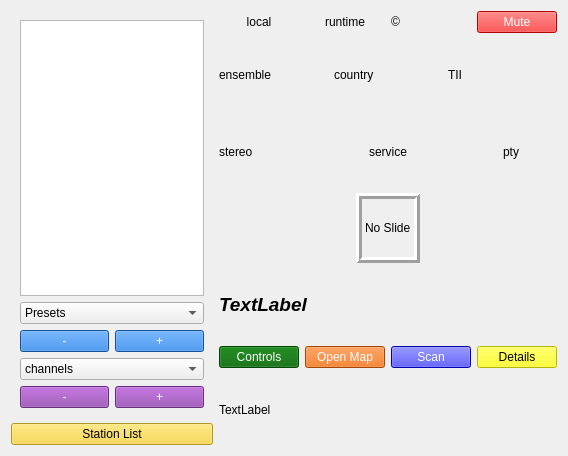
The window that forms/dabradio.ui (tomneda/DABstar) describes before a commit, drawn with Qt 5.
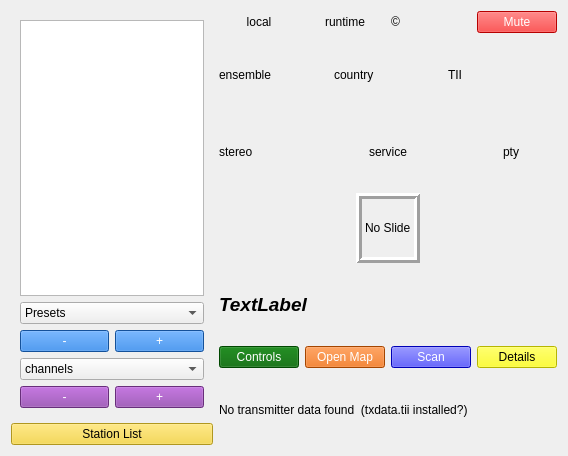
The same window after the commit. Custom widgets are drawn as their Qt base class.

Commit message: Add tiiFile.zip to repo (again)

```diff
--- a/forms/dabradio.ui
+++ b/forms/dabradio.ui
@@ -402,7 +402,7 @@
      <item>
       <widget class="QLabel" name="distanceLabel">
        <property name="text">
-        <string>TextLabel</string>
+        <string>No transmitter data found  (txdata.tii installed?)</string>
        </property>
       </widget>
      </item>
```
The commit also changes 1 other file.
